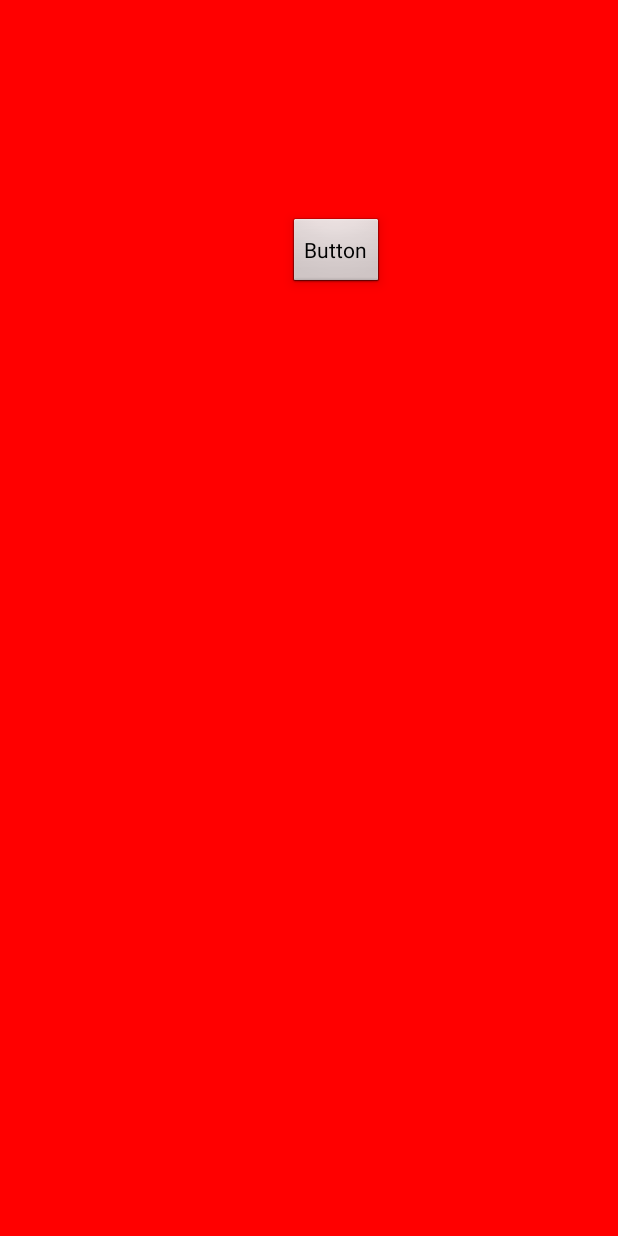
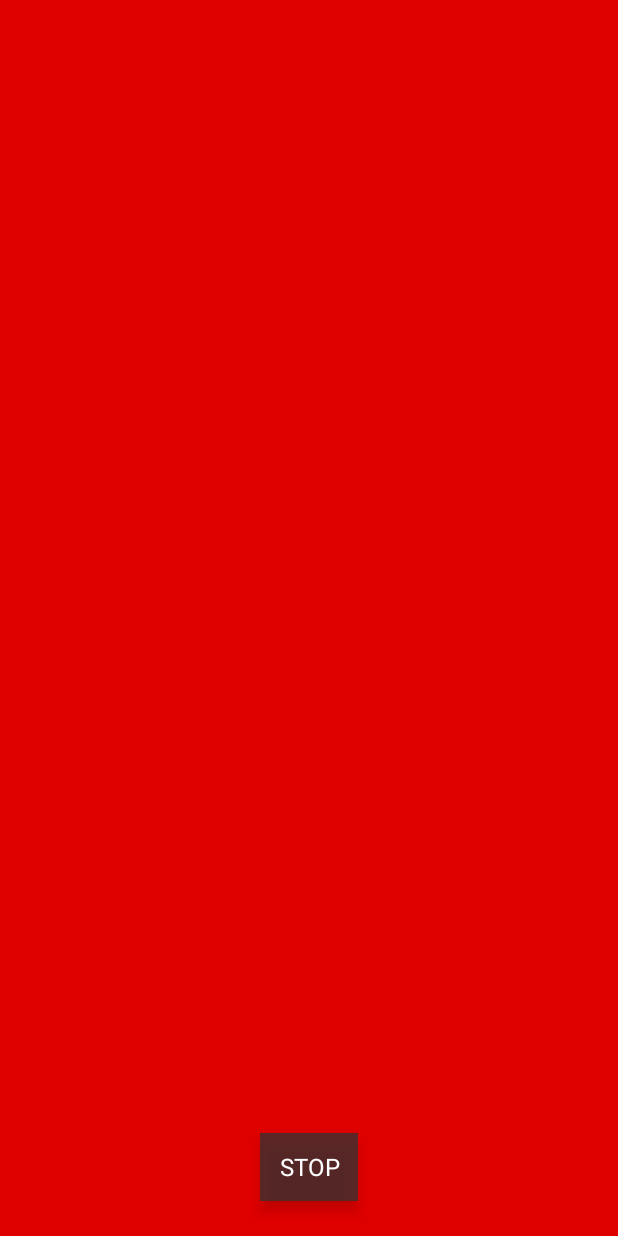
Before and after one commit to BelugaPerks/breathelight, an Android app: the screen it shows after launch (LightPulse), after a tap on "START", on a phone screen of 412 x 824 dp. Run offline under Robolectric (Android 15) with nearby library versions, the phone set to English and light mode, and no system bars; our stand-ins replace navigation-ui.

Commit message:
add complete light pulse activity

```diff
--- a/app/src/main/java/com/example/breathelight_sleepassist/ui/home/LightPulse.java
+++ b/app/src/main/java/com/example/breathelight_sleepassist/ui/home/LightPulse.java
@@ -60,14 +60,14 @@ public class LightPulse extends Activity {
         lightPulseImage.setBackgroundColor(intent.getIntExtra("colour", 0));
         final Animation fadeLoop = AnimationUtils.loadAnimation( this.getApplicationContext(), R.anim.fade_loop);
         //final ObjectAnimator fade = (ObjectAnimator) AnimatorInflater.loadAnimator(this.getApplicationContext(), R.animator.fade);
-        Integer duration = Integer.valueOf(intent.getStringExtra("duration").substring(0,2));
+        Integer duration = Integer.valueOf(intent.getStringExtra("duration").substring(0,2))*60000;
         Integer startBPMDuration = 60000/intent.getIntExtra("startBPM", 0);
         Integer goalBPMDuration = 60000/intent.getIntExtra("goalBPM", 0);
 
         Integer BPMDelta = goalBPMDuration - startBPMDuration;
         Integer averageBPM = (startBPMDuration + goalBPMDuration)/2;
 
-        Log.i("debug", "onCreate: Start BPM duration: " + startBPMDuration + " Goal BPM duration: " + goalBPMDuration + " DPM Delta: " + BPMDelta + " Average BPM: " + averageBPM);
+        Log.i("debug", "onCreate: Start BPM duration: " + startBPMDuration + " Goal BPM duration: " + goalBPMDuration + " DPM Delta: " + BPMDelta + " Average BPM: " + averageBPM + " total duration: " + duration);
 
         Integer breathsInFiveMinutesAverage = 300000/averageBPM;
 
@@ -86,39 +86,32 @@ public class LightPulse extends Activity {
             Log.i("debug", "onCreate: " + startBPMDuration);
             final ObjectAnimator fadeAnimator = ObjectAnimator
                     .ofFloat(lightPulseImage, View.ALPHA, 0f, 1f)
-                    .setDuration(startBPMDuration);
+                    .setDuration(startBPMDuration/2);
+            fadeAnimator.setRepeatCount(1);
+            fadeAnimator.setRepeatMode(ValueAnimator.REVERSE);
             animations.add(fadeAnimator);
             totaltime = totaltime + startBPMDuration;
             startBPMDuration = startBPMDuration + breathDurationShift;
         }
         Log.i("debug", "onCreate: Total time for first set of animations: " + totaltime);
+        int remainingDuration = duration-300000;
+        int numberOfRepeats = remainingDuration/goalBPMDuration;
+        Log.i("debug", "onCreate: remaining duration: " + remainingDuration + " Number of repeats: " + numberOfRepeats);
+
+        final ObjectAnimator fadeAnimator = ObjectAnimator
+                .ofFloat(lightPulseImage, View.ALPHA, 0f, 1f)
+                .setDuration(goalBPMDuration/2);
+        fadeAnimator.setRepeatCount(1);
+        fadeAnimator.setRepeatMode(ValueAnimator.REVERSE);
+
+        for(int i = 0; i<numberOfRepeats; i++){
+            animations.add(fadeAnimator);
+        }
+        Log.i("debug", "onCreate: animations list size: " + animations.size());
 
 
-
-
-//        Integer BPMDurationIncrease = (goalBPMDuration-startBPMDuration)/4;
-//
-//        //fade.setTarget(lightPulseImage);
-//        for(int i = 0; i<5; i++){
-//            Log.i("debug", "onCreate: " + startBPMDuration + " " + goalBPMDuration + " " + BPMDurationIncrease);
-////            fadeLoop.setDuration(startBPMDuration);
-////            fadeLoop.setRepeatCount(6000/BPMDurationIncrease);
-////            lightPulseImage.startAnimation(fadeLoop);
-////            fade.setDuration(startBPMDuration);
-////            fade.setRepeatCount(6000/BPMDurationIncrease);
-////            fade.setTarget(lightPulseImage);
-////            pulseSet.playSequentially(fade);
-////            pulseSet.start();
-//            final ObjectAnimator fadeAnimator = ObjectAnimator
-//                    .ofFloat(lightPulseImage, View.ALPHA, 0f, 1f)
-//                    .setDuration(startBPMDuration);
-//            fadeAnimator.setRepeatCount(6000/BPMDurationIncrease);
-//            fadeAnimator.setRepeatMode(ValueAnimator.REVERSE);
-//            animations.add(fadeAnimator);
-//
-//            startBPMDuration = startBPMDuration + BPMDurationIncrease;
-//        }
         pulseSet.playSequentially(animations);
+        pulseSet.start();
 
 
 
--- a/app/src/main/res/layout/light_pulse.xml
+++ b/app/src/main/res/layout/light_pulse.xml
@@ -5,24 +5,23 @@
     xmlns:tools="http://schemas.android.com/tools"
     android:layout_width="match_parent"
     android:layout_height="match_parent"
-    android:background="#000000">
+    android:background="#000000"
+    android:keepScreenOn="true">
 
     <Button
         android:id="@+id/stop_button"
-        android:layout_width="wrap_content"
-        android:layout_height="wrap_content"
-        android:layout_marginStart="179dp"
-        android:layout_marginLeft="179dp"
-        android:layout_marginTop="98dp"
-        android:layout_marginEnd="144dp"
-        android:layout_marginRight="144dp"
-        android:layout_marginBottom="585dp"
+        android:layout_width="65dp"
+        android:layout_height="45dp"
+        android:background="@color/darkGreyStopButton"
         android:elevation="5dp"
-        android:text="Button"
+        android:text="@string/stop_button_text"
+        android:textColor="@color/white_light"
+        android:textSize="16sp"
         app:layout_constraintBottom_toBottomOf="parent"
         app:layout_constraintEnd_toEndOf="parent"
         app:layout_constraintStart_toStartOf="parent"
-        app:layout_constraintTop_toTopOf="parent" />
+        app:layout_constraintTop_toTopOf="parent"
+        app:layout_constraintVertical_bias="0.97" />
 
     <ImageView
         android:id="@+id/image_pulsing_light"
--- a/app/src/main/res/values/colors.xml
+++ b/app/src/main/res/values/colors.xml
@@ -4,6 +4,7 @@
     <color name="colorPrimaryDark">#4d0000</color>
     <color name="colorAccent">#660000</color>
     <color name="darkGrey">#333333</color>
+    <color name="darkGreyStopButton">#BF333333</color>
     <color name="green_light">#33cc33</color>
     <color name="red_light">#ff0000</color>
     <color name="blue_light">#0066FF</color>
--- a/app/src/main/res/values/strings.xml
+++ b/app/src/main/res/values/strings.xml
@@ -37,4 +37,7 @@
     <string name="colour_picker_button_green_desc">Green Colour Picker Button</string>
     <string name="colour_picker_button_red_desc">Red Colour Picker Button</string>
     <string name="colour_picker_button_purple_desc">Purple Colour Picker Button</string>
+
+    <string name="pulsing_light_description">Coloured background which changes from visible to invisible, and back again, to breathing rhythm</string>
+    <string name="stop_button_text">STOP</string>
 </resources>
```
Also changed, not shown: app/src/main/res/drawable-v24/baseline_stop_black_24dp.png (added).
